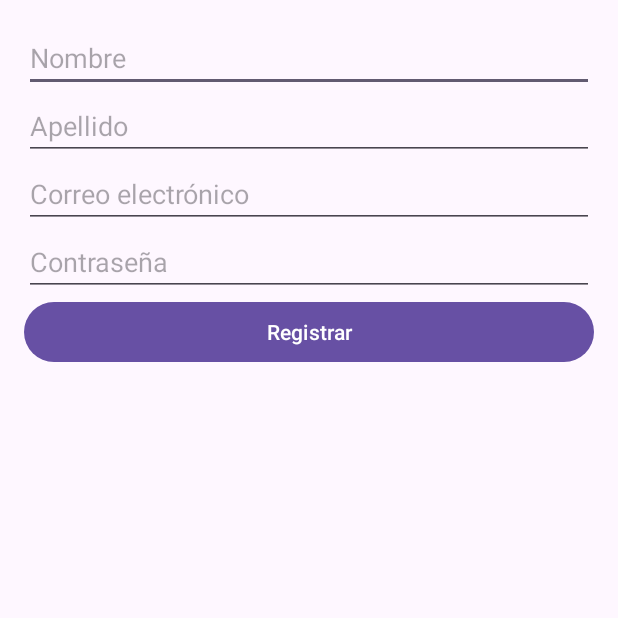
After one commit to abdel1311fatah/App-Gestio-Fichar, an Android app: the Register screen opened directly, with no data from a screen before it, on a phone screen of 412 x 824 dp, the top half of it. The commit adds this screen. Run offline under Robolectric (Android 15) with nearby library versions, the phone set to English and light mode, and no system bars; our stand-ins replace Firebase (no records; nobody signed in at launch, a user with empty details on screens opened directly).

Commit message:
Login i register amb authentication de firebase

```diff
--- a/app/src/main/AndroidManifest.xml
+++ b/app/src/main/AndroidManifest.xml
@@ -16,6 +16,12 @@
         android:theme="@style/Theme.App_Gestio_Fichar"
         tools:targetApi="31">
         <activity
+            android:name=".Login"
+            android:exported="false" />
+        <activity
+            android:name=".Register"
+            android:exported="false" />
+        <activity
             android:name=".ContadorHores"
             android:exported="false" />
         <activity
--- /dev/null
+++ b/app/src/main/java/com/example/app_gestio_fichar/Register.java
@@ -0,0 +1,68 @@
+package com.example.app_gestio_fichar;
+
+import static android.content.ContentValues.TAG;
+
+import android.os.Bundle;
+import android.text.TextUtils;
+import android.util.Log;
+import android.view.View;
+import android.widget.Button;
+import android.widget.EditText;
+import android.widget.Toast;
+
+import androidx.annotation.NonNull;
+import androidx.appcompat.app.AppCompatActivity;
+
+import com.google.android.gms.tasks.OnCompleteListener;
+import com.google.android.gms.tasks.Task;
+import com.google.firebase.auth.AuthResult;
+import com.google.firebase.auth.FirebaseAuth;
+import com.google.firebase.auth.FirebaseUser;
+
+public class Register extends AppCompatActivity {
+    private FirebaseAuth mAuth;
+    @Override
+    protected void onCreate(Bundle savedInstanceState) {
+        super.onCreate(savedInstanceState);
+        setContentView(R.layout.activity_register);
+
+        mAuth = FirebaseAuth.getInstance();
+
+        EditText editTextEmail = findViewById(R.id.editTextEmail);
+        EditText editTextContrasena = findViewById(R.id.editTextContrasena);
+        Button buttonRegister = findViewById(R.id.buttonRegister);
+
+        buttonRegister.setOnClickListener(new View.OnClickListener() {
+            @Override
+            public void onClick(View view) {
+                String email = editTextEmail.getText().toString();
+                String password = editTextContrasena.getText().toString();
+
+                if (!TextUtils.isEmpty(email) && !TextUtils.isEmpty(password)) {
+                    register(email, password);
+                } else {
+                    Toast.makeText(Register.this, "Completa todos los campos", Toast.LENGTH_SHORT).show();
+                }
+            }
+        });
+    }
+
+    private void register(String email, String password) {
+        mAuth.createUserWithEmailAndPassword(email, password)
+                .addOnCompleteListener(this, new OnCompleteListener<AuthResult>() {
+                    @Override
+                    public void onComplete(@NonNull Task<AuthResult> task) {
+                        if (task.isSuccessful()) {
+                            Log.d(TAG, "createUserWithEmail:success");
+                            FirebaseUser user = mAuth.getCurrentUser();
+                            Toast.makeText(Register.this, "T' has registrat correctament",
+                                    Toast.LENGTH_SHORT).show();
+                        } else {
+                            Log.w(TAG, "createUserWithEmail:failure", task.getException());
+                            Toast.makeText(Register.this, "Fallo en la autenticación",
+                                    Toast.LENGTH_SHORT).show();
+                        }
+                    }
+                });
+    }
+}
--- a/app/src/main/res/layout/activity_main.xml
+++ b/app/src/main/res/layout/activity_main.xml
@@ -39,6 +39,7 @@
         android:layout_height="wrap_content"
         android:layout_marginStart="16dp"
         android:layout_marginEnd="16dp"
+        android:onClick="goToLogin"
         android:text="Login"
         android:textColor="@color/black"
         android:textSize="20sp"
@@ -55,6 +56,7 @@
         android:layout_height="wrap_content"
         android:layout_marginStart="16dp"
         android:layout_marginEnd="16dp"
+        android:onClick="goToRegister"
         android:text="Register"
         android:textColor="@color/black"
         android:textSize="20sp"
--- /dev/null
+++ b/app/src/main/res/layout/activity_register.xml
@@ -0,0 +1,40 @@
+<?xml version="1.0" encoding="utf-8"?>
+<LinearLayout xmlns:android="http://schemas.android.com/apk/res/android"
+    android:layout_width="match_parent"
+    android:layout_height="match_parent"
+    android:orientation="vertical"
+    android:padding="16dp">
+
+    <EditText
+        android:id="@+id/editTextNombre"
+        android:layout_width="match_parent"
+        android:layout_height="wrap_content"
+        android:hint="Nombre" />
+
+    <EditText
+        android:id="@+id/editTextApellido"
+        android:layout_width="match_parent"
+        android:layout_height="wrap_content"
+        android:hint="Apellido" />
+
+    <EditText
+        android:id="@+id/editTextEmail"
+        android:layout_width="match_parent"
+        android:layout_height="wrap_content"
+        android:hint="Correo electrónico"
+        android:inputType="textEmailAddress" />
+
+    <EditText
+        android:id="@+id/editTextContrasena"
+        android:layout_width="match_parent"
+        android:layout_height="wrap_content"
+        android:hint="Contraseña"
+        android:inputType="textPassword" />
+
+    <Button
+        android:id="@+id/buttonRegister"
+        android:layout_width="match_parent"
+        android:layout_height="wrap_content"
+        android:text="Registrar" />
+
+</LinearLayout>
--- a/build.gradle.kts
+++ b/build.gradle.kts
@@ -2,6 +2,4 @@
 plugins {
     id("com.android.application") version "8.2.2" apply false
     id("com.google.gms.google-services") version "4.4.0" apply false
-    id("com.android.application")
-    id("com.google.gms.google-services")
 }
```
Also changed, not shown: app/build.gradle.kts (+5 -7 lines), app/src/main/java/com/example/app_gestio_fichar/ContadorHores.java (+0 -86 lines), app/src/main/java/com/example/app_gestio_fichar/Login.java (added, +60 -0 lines), app/src/main/java/com/example/app_gestio_fichar/MainActivity.java (+15 -3 lines), app/src/main/java/com/example/app_gestio_fichar/Model/Empleat.java (deleted, +0 -122 lines), app/src/main/res/layout/activity_login.xml (added, +46 -0 lines), 1 other file.
